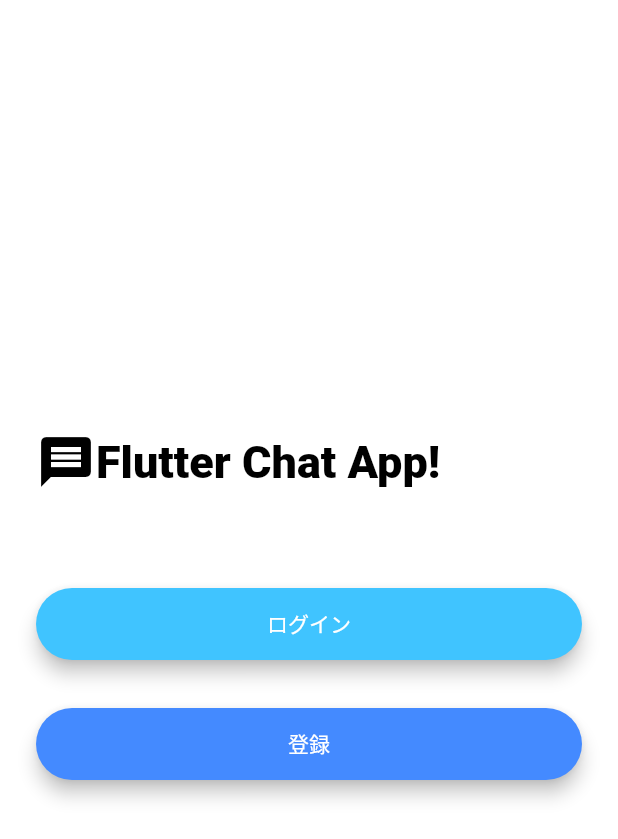
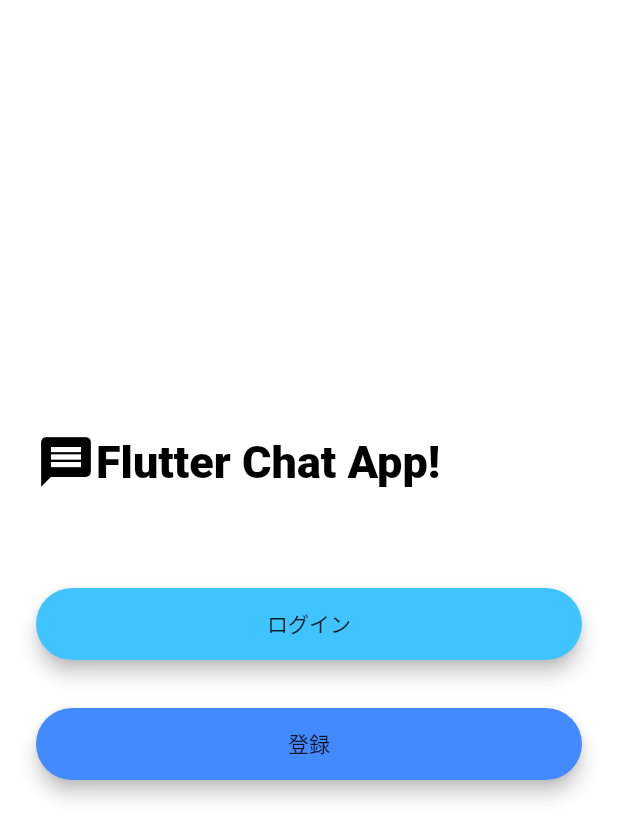
Before and after one commit to KonnoHaruto/flutter_chat_app, a Flutter app: the screen it shows after launch, on a phone screen of 412 x 824 dp. Shown: the top 839 px of the screen. Run offline on Flutter 3.47's test engine with Material 2 defaults, Android fonts, the phone set to English and light mode, and no system bars.

Commit message:
darkThemeを削除

```diff
--- a/lib/main.dart
+++ b/lib/main.dart
@@ -15,17 +15,10 @@ class MyApp extends StatelessWidget {
     return MaterialApp(
       debugShowCheckedModeBanner: false,
       title: 'flutter_chat_app',
-      theme: ThemeData.dark().copyWith(
-        textTheme: const TextTheme(
-          bodyText1: TextStyle(color: Colors.black54)
-        ),
-      ),
       initialRoute: WelcomeScreen.id,
       routes: {
         WelcomeScreen.id: (context) => const WelcomeScreen(),
-        RegistrationScreen.id: (context) => RegistrationScreen(),
-        // 'registration_screen': (context) => RegistrationScreen(),
-        // 'chat_screen': (context) => ChatScreen(),
+        RegistrationScreen.id: (context) => const RegistrationScreen(),
       },
     );
   }
```
